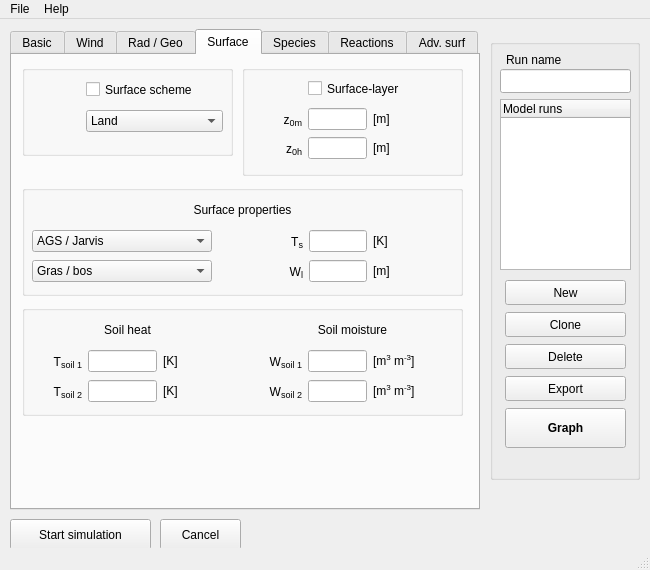
Old version of the form mainwindow.ui in the repository classmodel/modelgui.
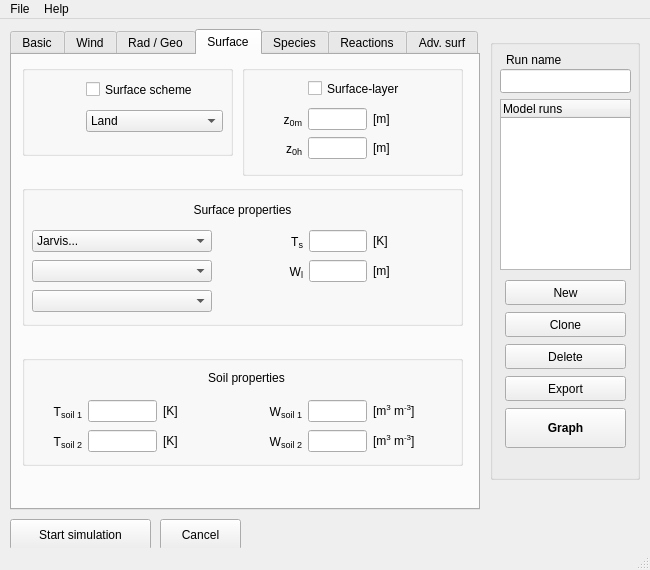
New version of the form.

```diff
--- a/mainwindow.ui
+++ b/mainwindow.ui
@@ -2033,7 +2033,7 @@
         <x>10</x>
         <y>130</y>
         <width>441</width>
-        <height>111</height>
+        <height>141</height>
        </rect>
       </property>
       <property name="title">
@@ -2045,7 +2045,7 @@
          <x>10</x>
          <y>10</y>
          <width>421</width>
-         <height>91</height>
+         <height>122</height>
         </rect>
        </property>
        <layout class="QGridLayout" name="surface_moisture_grid_2" columnminimumwidth="180,85,0,80">
@@ -2074,20 +2074,22 @@
           </property>
          </widget>
         </item>
+        <item row="3" column="0">
+         <widget class="QComboBox" name="input_soil_soiltypes"/>
+        </item>
         <item row="2" column="0">
-         <widget class="QComboBox" name="input_soil_soiltypes">
+         <widget class="QComboBox" name="input_surface_surfacetypes"/>
+        </item>
+        <item row="1" column="0">
+         <widget class="QComboBox" name="input_surface_jarvisAGS">
           <item>
            <property name="text">
-            <string>Gras / bos</string>
+            <string>Jarvis...</string>
            </property>
           </item>
-         </widget>
-        </item>
-        <item row="1" column="0">
-         <widget class="QComboBox" name="input_surface_surfacetypes">
           <item>
            <property name="text">
-            <string>AGS / Jarvis</string>
+            <string>AG-S...</string>
            </property>
           </item>
          </widget>
@@ -2287,7 +2289,7 @@
       <property name="geometry">
        <rect>
         <x>10</x>
-        <y>250</y>
+        <y>300</y>
         <width>441</width>
         <height>111</height>
        </rect>
@@ -2301,7 +2303,7 @@
          <x>10</x>
          <y>10</y>
          <width>191</width>
-         <height>89</height>
+         <height>91</height>
         </rect>
        </property>
        <layout class="QGridLayout" name="soil_heat_grid" columnminimumwidth="50,0,60">
@@ -2395,7 +2397,7 @@
            </size>
           </property>
           <property name="text">
-           <string>Soil heat</string>
+           <string> </string>
           </property>
           <property name="alignment">
            <set>Qt::AlignCenter</set>
@@ -2510,7 +2512,7 @@
            </size>
           </property>
           <property name="text">
-           <string>Soil moisture</string>
+           <string> </string>
           </property>
           <property name="alignment">
            <set>Qt::AlignCenter</set>
@@ -2519,6 +2521,34 @@
         </item>
        </layout>
       </widget>
+      <widget class="QLabel" name="label_soil_heat_2">
+       <property name="geometry">
+        <rect>
+         <x>130</x>
+         <y>10</y>
+         <width>189</width>
+         <height>25</height>
+        </rect>
+       </property>
+       <property name="minimumSize">
+        <size>
+         <width>0</width>
+         <height>25</height>
+        </size>
+       </property>
+       <property name="maximumSize">
+        <size>
+         <width>16777215</width>
+         <height>25</height>
+        </size>
+       </property>
+       <property name="text">
+        <string>Soil properties</string>
+       </property>
+       <property name="alignment">
+        <set>Qt::AlignCenter</set>
+       </property>
+      </widget>
      </widget>
     </widget>
     <widget class="QWidget" name="chemspeciesTab">
```
Left out of the diff: 8 changed lines with no effect on the pictures.
